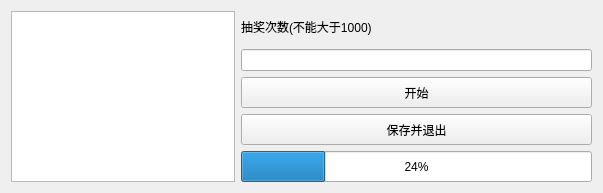
First picture: the form in ui/somelottery.ui, repository XiaoMing5442/GenshinImpact_LotteryAlgorithm_pyside6, before the edit.
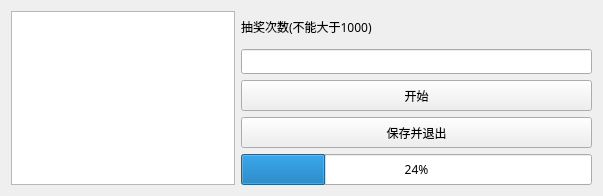
Second picture: the form after the edit.

What changed in the file:
```diff
--- a/ui/somelottery.ui
+++ b/ui/somelottery.ui
@@ -7,9 +7,14 @@
     <x>0</x>
     <y>0</y>
     <width>603</width>
-    <height>191</height>
+    <height>193</height>
    </rect>
   </property>
+  <property name="font">
+   <font>
+    <family>阿里巴巴普惠体 2.0 65 Medium</family>
+   </font>
+  </property>
   <property name="windowTitle">
    <string>抽奖,但一些</string>
   </property>
@@ -17,7 +22,13 @@
    <item>
     <layout class="QHBoxLayout" name="horizontalLayout">
      <item>
-      <widget class="QTextBrowser" name="Text"/>
+      <widget class="QTextBrowser" name="Text">
+       <property name="font">
+        <font>
+         <family>阿里巴巴普惠体 2.0 65 Medium</family>
+        </font>
+       </property>
+      </widget>
      </item>
      <item>
       <layout class="QVBoxLayout" name="verticalLayout">
@@ -35,13 +46,24 @@
            <height>32</height>
           </size>
          </property>
+         <property name="font">
+          <font>
+           <family>阿里巴巴普惠体 2.0 65 Medium</family>
+          </font>
+         </property>
          <property name="text">
           <string>抽奖次数(不能大于1000)</string>
          </property>
         </widget>
        </item>
        <item>
-        <widget class="QLineEdit" name="Edit"/>
+        <widget class="QLineEdit" name="Edit">
+         <property name="font">
+          <font>
+           <family>阿里巴巴普惠体 2.0 65 Medium</family>
+          </font>
+         </property>
+        </widget>
        </item>
        <item>
         <widget class="QPushButton" name="Start">
@@ -51,6 +73,11 @@
            <height>31</height>
           </size>
          </property>
+         <property name="font">
+          <font>
+           <family>阿里巴巴普惠体 2.0 65 Medium</family>
+          </font>
+         </property>
          <property name="text">
           <string>开始</string>
          </property>
@@ -64,6 +91,11 @@
            <height>31</height>
           </size>
          </property>
+         <property name="font">
+          <font>
+           <family>阿里巴巴普惠体 2.0 65 Medium</family>
+          </font>
+         </property>
          <property name="text">
           <string>保存并退出</string>
          </property>
@@ -77,6 +109,11 @@
            <height>31</height>
           </size>
          </property>
+         <property name="font">
+          <font>
+           <family>阿里巴巴普惠体 2.0 65 Medium</family>
+          </font>
+         </property>
          <property name="value">
           <number>24</number>
          </property>
```
